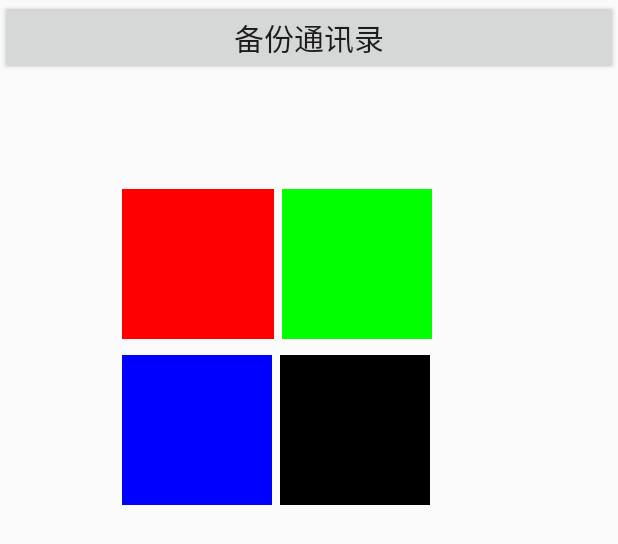
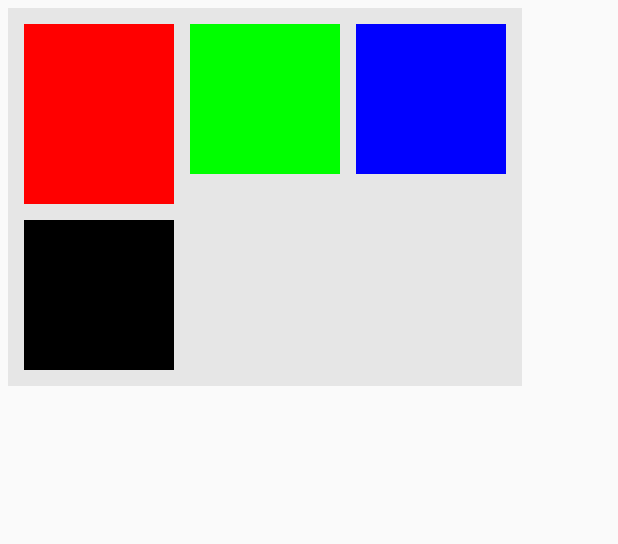
Before and after one commit to zengjinjin/MyGit, an Android app: the layout activity_test.xml on its own in the app's theme, with its tools: preview values and no code run, on a phone screen of 412 x 824 dp. Shown: the top 544 px of the screen. Run offline under Robolectric (Android 15) with nearby library versions, the phone set to English and light mode, and no system bars.

Commit message:
自定义ViewGroup

```diff
--- a/app/src/main/AndroidManifest.xml
+++ b/app/src/main/AndroidManifest.xml
@@ -74,6 +74,10 @@
         <activity
             android:name=".view.TestActivity"
             android:screenOrientation="portrait">
+            <intent-filter>
+                <action android:name="android.intent.action.MAIN" />
+                <category android:name="android.intent.category.LAUNCHER" />
+            </intent-filter>
         </activity>
         <activity
             android:name=".permission.PermissionActivity"
@@ -96,10 +100,7 @@
         <activity
             android:name=".activity.MenuActivity"
             android:screenOrientation="portrait">
-            <intent-filter>
-                <action android:name="android.intent.action.MAIN" />
-                <category android:name="android.intent.category.LAUNCHER" />
-            </intent-filter>
+
         </activity>
     </application>
 
--- a/app/src/main/java/com/zjj/cosco/view/MyNinePhotoView.java
+++ b/app/src/main/java/com/zjj/cosco/view/MyNinePhotoView.java
@@ -23,10 +23,46 @@ public class MyNinePhotoView extends ViewGroup {
 
     @Override
     protected void onMeasure(int widthMeasureSpec, int heightMeasureSpec) {
-        //测量所有子控件的宽和高,只有先测量了所有子控件的尺寸，后面才能使用child.getMeasuredWidth()
-        measureChildren(widthMeasureSpec,heightMeasureSpec);
         //调用系统的onMeasure一般是测量自己(当前ViewGroup)的宽和高
         super.onMeasure(widthMeasureSpec, heightMeasureSpec);
+        int widthSize = MeasureSpec.getSize(widthMeasureSpec);
+        int widthMode = MeasureSpec.getMode(widthMeasureSpec);
+        int heightSize = MeasureSpec.getSize(heightMeasureSpec);
+        int heightMode = MeasureSpec.getMode(heightMeasureSpec);
+
+        //wrap_content
+        int realWidth = 0;
+        int realHeight = 0;
+
+        int lineWidth = 0;
+        int lineHeight = 0;
+
+        int childCount = getChildCount();
+        for (int i = 0; i < childCount; i++){
+            View childView = getChildAt(i);
+            if (childView.getVisibility() == GONE){
+                continue;
+            }
+            measureChild(childView, widthMeasureSpec, heightMeasureSpec);
+            MarginLayoutParams params = (MarginLayoutParams) childView.getLayoutParams();
+            int childWidth = childView.getMeasuredWidth() + params.leftMargin + params.rightMargin;
+            int childHeight = childView.getMeasuredHeight() + params.topMargin + params.bottomMargin;
+            if (lineWidth + childWidth > widthSize - getPaddingLeft() - getPaddingRight()){//需要换行
+                realWidth = Math.max(realWidth, lineWidth);//上一行的宽度
+                realHeight = realHeight + lineHeight;//上一行的高度
+                lineWidth = childWidth;//当前行的宽度
+                lineHeight = childHeight;//当前行的高度
+            }else {
+                lineWidth = lineWidth + childWidth;
+                lineHeight = Math.max(lineHeight, childHeight);
+            }
+            if (i == childCount - 1){
+                realWidth = Math.max(realWidth, lineWidth);
+                realHeight = realHeight + lineHeight;
+            }
+        }
+        setMeasuredDimension(widthMode == MeasureSpec.EXACTLY ? widthSize : realWidth + getPaddingLeft() + getPaddingRight(),
+                heightMode == MeasureSpec.EXACTLY ? heightSize : realHeight + getPaddingTop() + getPaddingBottom());
     }
 
     @Override
@@ -35,22 +71,25 @@ public class MyNinePhotoView extends ViewGroup {
         KLog.i("zjj","mViewGroupWidth="+GuideUtil.px2dp(getContext(),mViewGroupWidth));
         KLog.i("zjj","l="+l);
         KLog.i("zjj","t="+t);
-        int x = l + getPaddingLeft();//当前绘制光标的X坐标
+        int x = getPaddingLeft();//当前绘制光标的X坐标
         int y = getPaddingTop();//当前绘制光标的Y坐标
+        int lineHeight = 0;
         KLog.i("zjj","x="+ GuideUtil.px2dp(getContext(), x)+",y="+GuideUtil.px2dp(getContext(), y));
         int childCount = getChildCount();
         for (int i = 0; i < childCount; i++){
             View childView = getChildAt(i);
             int childWidth = childView.getMeasuredWidth();
             int childHeight = childView.getMeasuredHeight();
-            MyLayoutParams params = (MyLayoutParams) childView.getLayoutParams();
+            MarginLayoutParams params = (MarginLayoutParams) childView.getLayoutParams();
             if (x + childWidth + params.leftMargin + params.rightMargin + getPaddingRight() > mViewGroupWidth){
-                x = l + getPaddingLeft();
-                y = y + childHeight + params.topMargin + params.bottomMargin;
+                x = getPaddingLeft();
+                y = y + lineHeight;
+            }else {
+                lineHeight = Math.max(lineHeight, childHeight + params.topMargin + params.bottomMargin);
             }
             childView.layout(x + params.leftMargin, y + params.topMargin,
                     x + childWidth + params.leftMargin, y + childHeight + params.topMargin);
-            x = x + childWidth + params.rightMargin;//下一次开始绘制的x坐标
+            x = x + params.leftMargin + childWidth + params.rightMargin;//下一次开始绘制的X坐标
         }
     }
 
--- a/app/src/main/res/layout/activity_test.xml
+++ b/app/src/main/res/layout/activity_test.xml
@@ -9,6 +9,7 @@
         android:layout_height="wrap_content"
         android:onClick="click"
         android:textSize="20sp"
+        android:visibility="gone"
         android:text="备份通讯录" />
 
     <com.zjj.cosco.view.MyNinePhotoView
@@ -16,11 +17,12 @@
         android:layout_width="wrap_content"
         android:layout_height="wrap_content"
         android:layout_margin="5dp"
-        android:padding="65dp">
+        android:padding="5dp"
+        android:background="#e6e6e6">
 
         <View
-            android:layout_width="101dp"
-            android:layout_height="100dp"
+            android:layout_width="100dp"
+            android:layout_height="120dp"
             android:layout_margin="5dp"
             android:background="#ff0000"
             />
```
